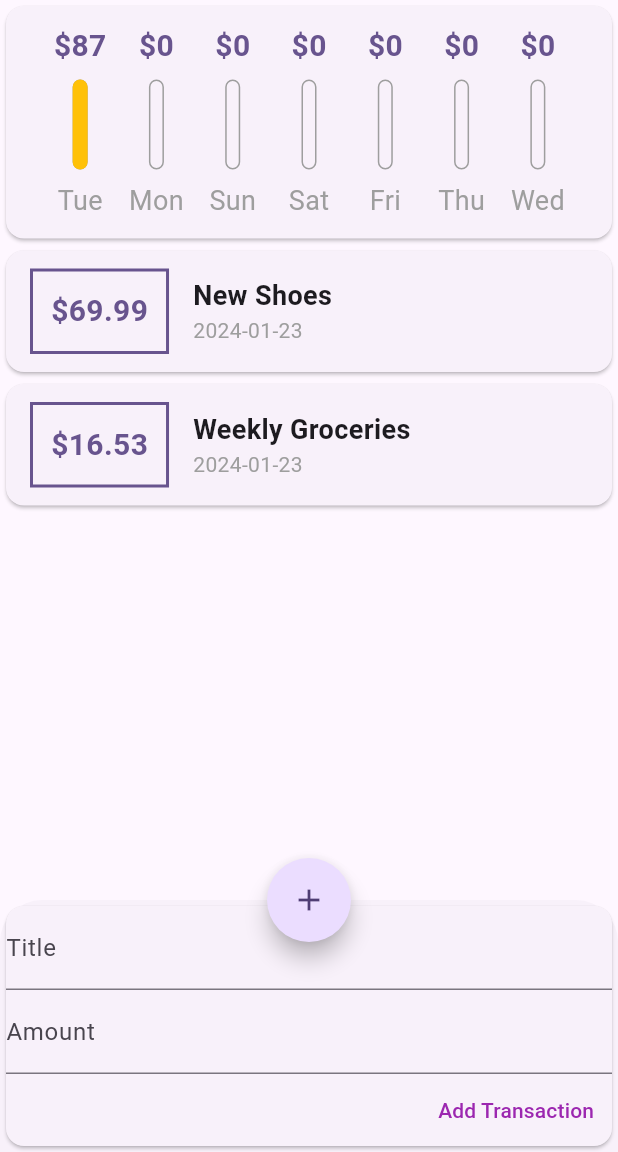
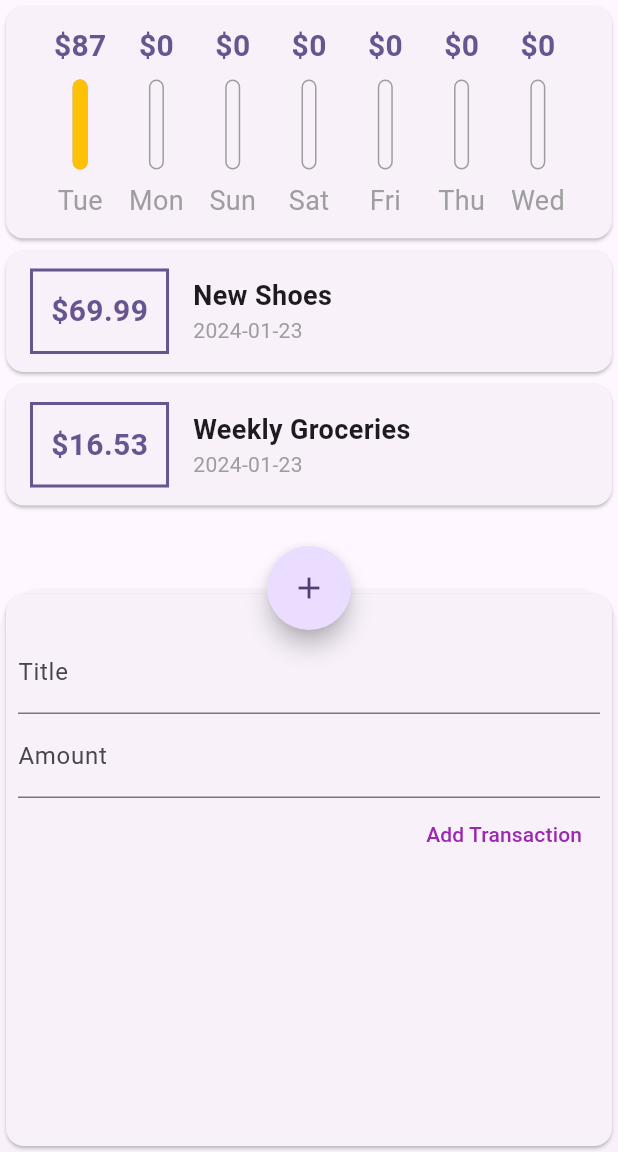
Before and after one commit to x842013824/bill_calendar, a Flutter app: the screen it shows after launch, after a tap on the "add" icon, after a tap on "Add Transaction", on a phone screen of 412 x 824 dp, the part 84-1236 px from its top. Run offline on Flutter 3.47's test engine with Material 3 defaults, Android fonts, the light colour scheme and no system bars.

Commit message:
NewTransaction转化为StatefulWight
1. 支持完成所有输入后，自动提交
2. 支持自动撤回底部表单

```diff
--- a/lib/widghts/new_transaction.dart
+++ b/lib/widghts/new_transaction.dart
@@ -1,43 +1,57 @@
 import 'package:flutter/material.dart';
 
-class NewTransaction extends StatelessWidget {
+class NewTransaction extends StatefulWidget {
+  final ValueChanged<({String title, double amount})> onSubmit;
+
+  const NewTransaction(this.onSubmit, {super.key});
+
+  @override
+  State<NewTransaction> createState() => _NewTransactionState();
+}
+
+class _NewTransactionState extends State<NewTransaction> {
   final _titleController = TextEditingController();
+
   final _amountController = TextEditingController();
 
-  final ValueChanged<({String title, double amount})> onSubmit;
-
-  NewTransaction(this.onSubmit, {super.key});
+  void _submit() {
+    final title = _titleController.text;
+    final amount = double.parse(_amountController.text);
+    if (title.isNotEmpty && amount > 0) {
+      widget.onSubmit((title: title, amount: amount));
+      Navigator.of(context).pop();
+    }
+  }
 
   @override
   Widget build(BuildContext context) {
     return Card(
+      child: Container(
+        constraints: const BoxConstraints(maxHeight: 320),
+        margin: const EdgeInsets.symmetric(vertical: 24, horizontal: 8),
         child: Column(
-        mainAxisSize: MainAxisSize.min,
           crossAxisAlignment: CrossAxisAlignment.end,
           children: [
             TextField(
               decoration: const InputDecoration(labelText: 'Title'),
               controller: _titleController,
+              onSubmitted: (_) => _submit(),
             ),
             TextField(
               decoration: const InputDecoration(labelText: 'Amount'),
               controller: _amountController,
               keyboardType: TextInputType.number,
+              onSubmitted: (_) => _submit(),
             ),
             TextButton(
-            onPressed: () {
-              final title = _titleController.text;
-              final amount = double.parse(_amountController.text);
-              if (title.isNotEmpty && amount > 0) {
-                onSubmit((title: title, amount: amount));
-              }
-            },
+              onPressed: _submit,
               child: const Text(
                 'Add Transaction',
                 style: TextStyle(color: Colors.purple),
               ),
-          )
+            ),
           ],
+        ),
       ),
     );
   }
```
Lines whose indentation alone changed are shown as unchanged.
